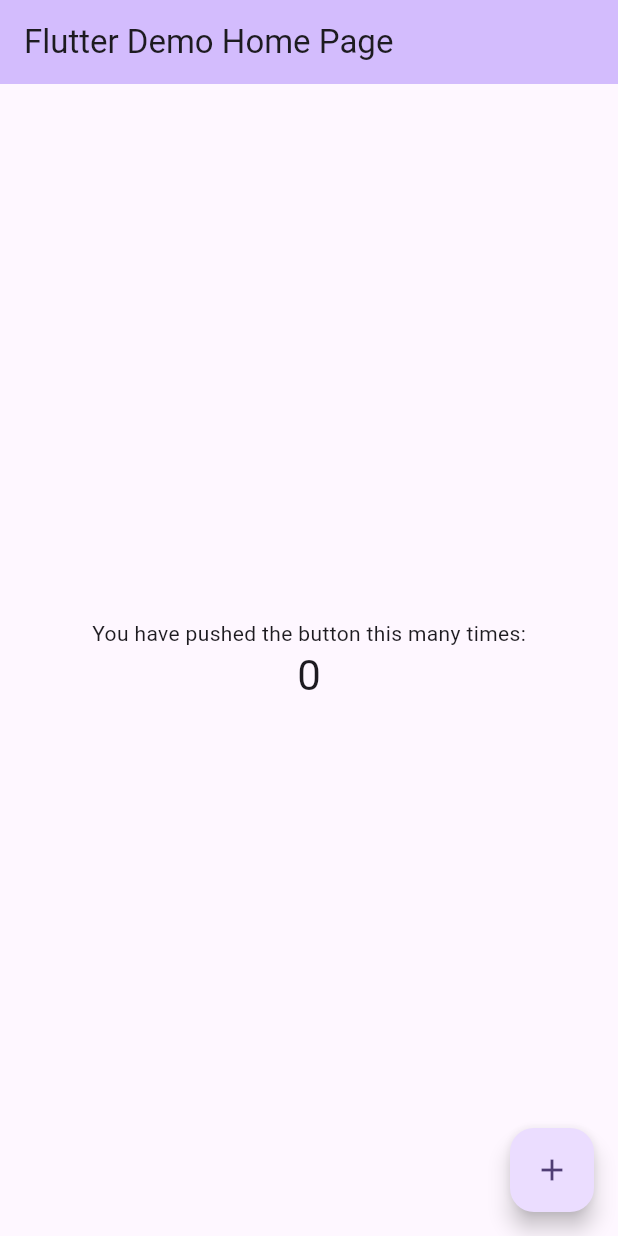
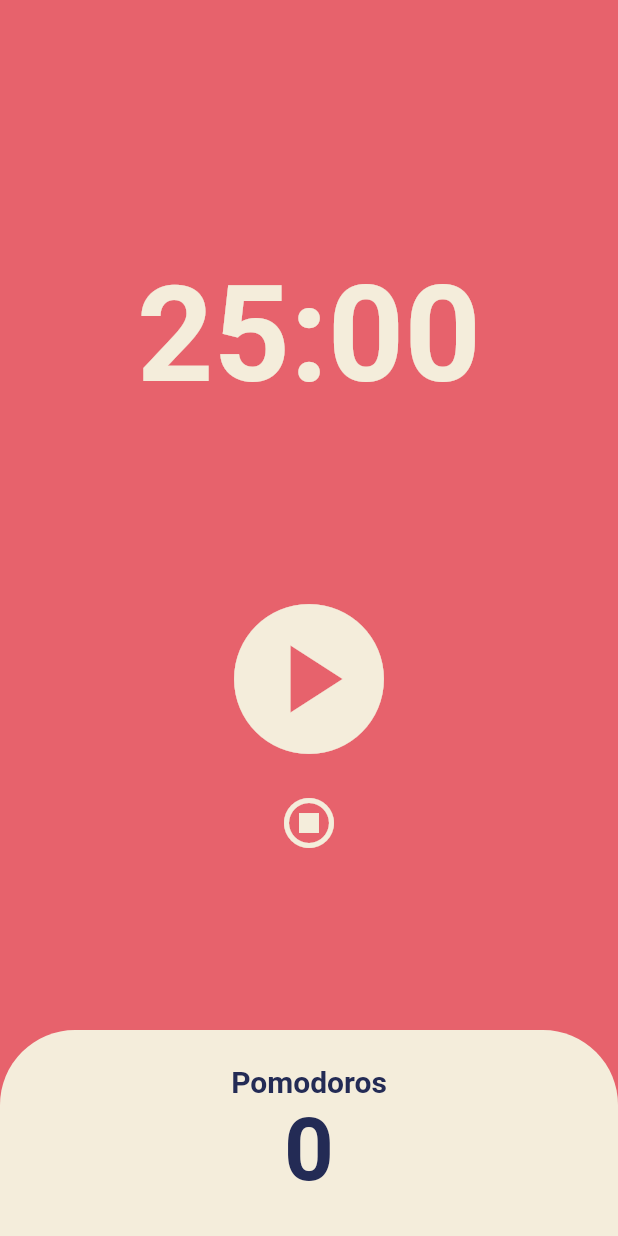
Before and after one commit to kimth102/flutter-for-beginners, a Flutter app: the screen it shows after launch, on a phone screen of 412 x 824 dp. Run offline on Flutter 3.47's test engine with Material 2 defaults, Android fonts, the phone set to English and light mode, and no system bars.

Commit message:
pomodoro 앱 만들기  (#5.1 ~ #5.4)

```diff
--- a/pomodoro/lib/main.dart
+++ b/pomodoro/lib/main.dart
@@ -1,4 +1,5 @@
 import 'package:flutter/material.dart';
+import 'package:pomodoro/screens/home_screen.dart';
 
 void main() {
   runApp(const MyApp());
@@ -7,119 +8,21 @@ void main() {
 class MyApp extends StatelessWidget {
   const MyApp({super.key});
 
-  // This widget is the root of your application.
   @override
   Widget build(BuildContext context) {
     return MaterialApp(
-      title: 'Flutter Demo',
       theme: ThemeData(
-        // This is the theme of your application.
-        //
-        // TRY THIS: Try running your application with "flutter run". You'll see
-        // the application has a blue toolbar. Then, without quitting the app,
-        // try changing the seedColor in the colorScheme below to Colors.green
-        // and then invoke "hot reload" (save your changes or press the "hot
-        // reload" button in a Flutter-supported IDE, or press "r" if you used
-        // the command line to start the app).
-        //
-        // Notice that the counter didn't reset back to zero; the application
-        // state is not lost during the reload. To reset the state, use hot
-        // restart instead.
-        //
-        // This works for code too, not just values: Most code changes can be
-        // tested with just a hot reload.
-        colorScheme: ColorScheme.fromSeed(seedColor: Colors.deepPurple),
-        useMaterial3: true,
+        colorScheme: ColorScheme.fromSwatch(
+          backgroundColor: const Color(0xFFE7626C),
+        ),
+        textTheme: const TextTheme(
+          headlineLarge: TextStyle(
+            color: Color(0xff232b55),
+          ),
+        ),
+        cardColor: const Color(0xfff4eddb),
       ),
-      home: const MyHomePage(title: 'Flutter Demo Home Page'),
+      home: const HomeScreen(),
     );
   }
 }
-
-class MyHomePage extends StatefulWidget {
-  const MyHomePage({super.key, required this.title});
-
-  // This widget is the home page of your application. It is stateful, meaning
-  // that it has a State object (defined below) that contains fields that affect
-  // how it looks.
-
-  // This class is the configuration for the state. It holds the values (in this
-  // case the title) provided by the parent (in this case the App widget) and
-  // used by the build method of the State. Fields in a Widget subclass are
-  // always marked "final".
-
-  final String title;
-
-  @override
-  State<MyHomePage> createState() => _MyHomePageState();
-}
-
-class _MyHomePageState extends State<MyHomePage> {
-  int _counter = 0;
-
-  void _incrementCounter() {
-    setState(() {
-      // This call to setState tells the Flutter framework that something has
-      // changed in this State, which causes it to rerun the build method below
-      // so that the display can reflect the updated values. If we changed
-      // _counter without calling setState(), then the build method would not be
-      // called again, and so nothing would appear to happen.
-      _counter++;
-    });
-  }
-
-  @override
-  Widget build(BuildContext context) {
-    // This method is rerun every time setState is called, for instance as done
-    // by the _incrementCounter method above.
-    //
-    // The Flutter framework has been optimized to make rerunning build methods
-    // fast, so that you can just rebuild anything that needs updating rather
-    // than having to individually change instances of widgets.
-    return Scaffold(
-      appBar: AppBar(
-        // TRY THIS: Try changing the color here to a specific color (to
-        // Colors.amber, perhaps?) and trigger a hot reload to see the AppBar
-        // change color while the other colors stay the same.
-        backgroundColor: Theme.of(context).colorScheme.inversePrimary,
-        // Here we take the value from the MyHomePage object that was created by
-        // the App.build method, and use it to set our appbar title.
-        title: Text(widget.title),
-      ),
-      body: Center(
-        // Center is a layout widget. It takes a single child and positions it
-        // in the middle of the parent.
-        child: Column(
-          // Column is also a layout widget. It takes a list of children and
-          // arranges them vertically. By default, it sizes itself to fit its
-          // children horizontally, and tries to be as tall as its parent.
-          //
-          // Column has various properties to control how it sizes itself and
-          // how it positions its children. Here we use mainAxisAlignment to
-          // center the children vertically; the main axis here is the vertical
-          // axis because Columns are vertical (the cross axis would be
-          // horizontal).
-          //
-          // TRY THIS: Invoke "debug painting" (choose the "Toggle Debug Paint"
-          // action in the IDE, or press "p" in the console), to see the
-          // wireframe for each widget.
-          mainAxisAlignment: MainAxisAlignment.center,
-          children: <Widget>[
-            const Text(
-              'You have pushed the button this many times:',
-            ),
-            Text(
-              '$_counter',
-              style: Theme.of(context).textTheme.headlineMedium,
-            ),
-          ],
-        ),
-      ),
-      floatingActionButton: FloatingActionButton(
-        onPressed: _incrementCounter,
-        tooltip: 'Increment',
-        child: const Icon(Icons.add),
-      ), // This trailing comma makes auto-formatting nicer for build methods.
-    );
-  }
-}
--- /dev/null
+++ b/pomodoro/lib/screens/home_screen.dart
@@ -0,0 +1,160 @@
+import 'dart:async';
+
+import 'package:flutter/material.dart';
+
+class HomeScreen extends StatefulWidget {
+  const HomeScreen({super.key});
+
+  @override
+  State<HomeScreen> createState() => _HomeScreenState();
+}
+
+class _HomeScreenState extends State<HomeScreen> {
+  static const _maxSeconds = 1500;
+
+  int totalSeconds = _maxSeconds;
+  bool isRunning = false;
+  int totalPomodoros = 0;
+  late Timer timer;
+
+  void onTick(Timer timer) {
+    if (totalSeconds == 0) {
+      setState(() {
+        totalPomodoros = totalPomodoros + 1;
+        isRunning = false;
+        totalSeconds = _maxSeconds;
+      });
+    } else {
+      setState(() {
+        totalSeconds = totalSeconds - 1;
+      });
+    }
+  }
+
+  void onStartPressed() {
+    timer = Timer.periodic(
+      const Duration(seconds: 1),
+      onTick,
+    );
+
+    setState(() {
+      isRunning = true;
+    });
+  }
+
+  void onPausePressed() {
+    timer.cancel();
+
+    setState(() {
+      isRunning = false;
+    });
+  }
+
+  void onResetPressed() {
+    timer.cancel();
+
+    setState(() {
+      isRunning = false;
+      totalSeconds = _maxSeconds;
+    });
+  }
+
+  String format(int seconds) {
+    var duration = Duration(seconds: seconds);
+    return duration.toString().split('.').first.substring(2, 7);
+  }
+
+  @override
+  Widget build(BuildContext context) {
+    return Scaffold(
+      backgroundColor: Theme.of(context).colorScheme.background,
+      body: Column(
+        children: [
+          // Flexible : 화면을 비율에 기반해 더 유연하게 만들어줌.
+          Flexible(
+            flex: 2,
+            child: Container(
+              alignment: Alignment.bottomCenter,
+              child: Text(
+                format(totalSeconds),
+                style: TextStyle(
+                  color: Theme.of(context).cardColor,
+                  fontSize: 89,
+                  fontWeight: FontWeight.w600,
+                ),
+              ),
+            ),
+          ),
+          Flexible(
+            flex: 3,
+            child: Center(
+              child: Column(
+                mainAxisAlignment: MainAxisAlignment.center,
+                children: [
+                  IconButton(
+                    iconSize: 120,
+                    color: Theme.of(context).cardColor,
+                    onPressed: isRunning ? onPausePressed : onStartPressed,
+                    icon: Icon(
+                        isRunning ? Icons.pause_circle : Icons.play_circle),
+                  ),
+                  IconButton(
+                    iconSize: 40,
+                    color: Theme.of(context).cardColor,
+                    onPressed: onResetPressed,
+                    icon: const Icon(Icons.stop_circle_outlined),
+                  ),
+                ],
+              ),
+            ),
+          ),
+          Flexible(
+            flex: 1,
+            child: Row(
+              children: [
+                Expanded(
+                  child: Container(
+                    decoration: BoxDecoration(
+                      color: Theme.of(context).cardColor,
+                      borderRadius: const BorderRadius.only(
+                        topLeft: Radius.circular(50),
+                        topRight: Radius.circular(50),
+                      ),
+                    ),
+                    child: Column(
+                      mainAxisAlignment: MainAxisAlignment.center,
+                      children: [
+                        Text(
+                          'Pomodoros',
+                          style: TextStyle(
+                            fontSize: 20,
+                            color: Theme.of(context)
+                                .textTheme
+                                .headlineLarge!
+                                .color,
+                            fontWeight: FontWeight.w600,
+                          ),
+                        ),
+                        Text(
+                          '$totalPomodoros',
+                          style: TextStyle(
+                            fontSize: 58,
+                            color: Theme.of(context)
+                                .textTheme
+                                .headlineLarge!
+                                .color,
+                            fontWeight: FontWeight.w600,
+                          ),
+                        ),
+                      ],
+                    ),
+                  ),
+                ),
+              ],
+            ),
+          )
+        ],
+      ),
+    );
+  }
+}
```
